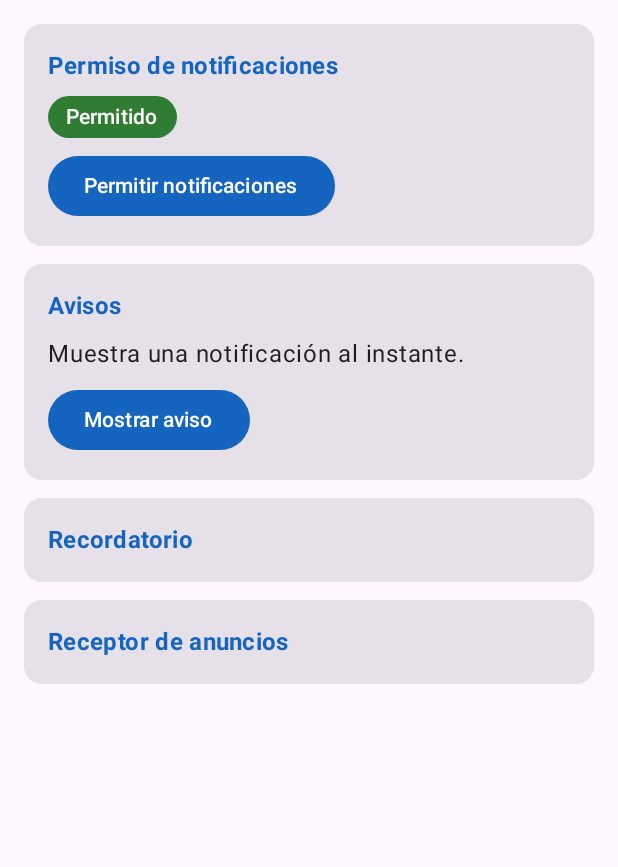
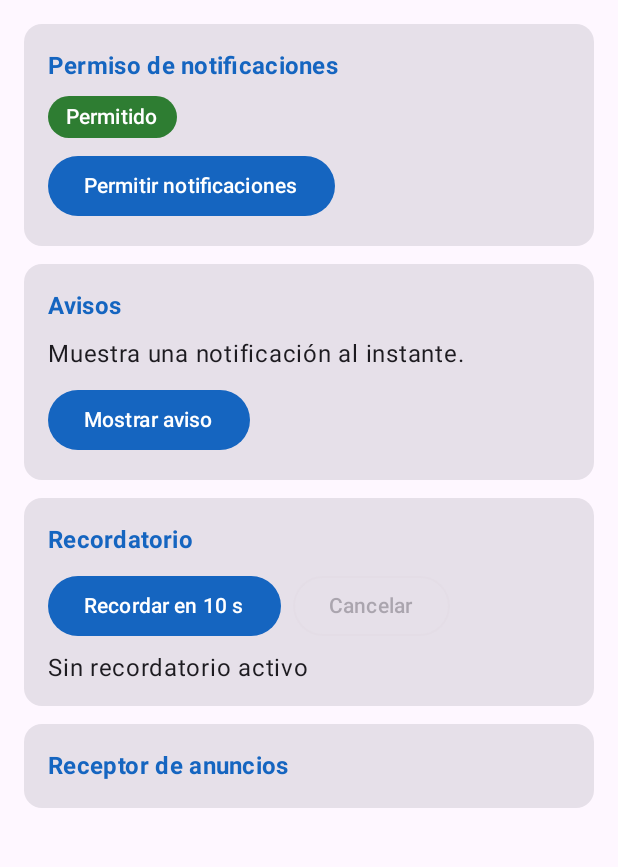
Before and after one commit to luiscucho-oss/AvisosCampus, an Android app built with Jetpack Compose: the screen it shows after launch (MainActivity), on a phone screen of 412 x 824 dp, the part 96-963 px from its top. Run offline under Robolectric (Android 15) with nearby library versions, the phone set to English and light mode, and no system bars.

Commit message:
feat(recordatorio): cuenta regresiva con corrutina y cancelacion

```diff
--- a/app/src/main/java/com/tecsup/avisoscampus/ui/PantallaAvisos.kt
+++ b/app/src/main/java/com/tecsup/avisoscampus/ui/PantallaAvisos.kt
@@ -14,7 +14,9 @@ import androidx.compose.foundation.layout.padding
 import androidx.compose.foundation.rememberScrollState
 import androidx.compose.foundation.verticalScroll
 import androidx.compose.foundation.shape.RoundedCornerShape
+import androidx.compose.foundation.layout.Row
 import androidx.compose.material3.Button
+import androidx.compose.material3.OutlinedButton
 import androidx.compose.material3.Card
 import androidx.compose.material3.ExperimentalMaterial3Api
 import androidx.compose.material3.MaterialTheme
@@ -43,6 +45,7 @@ import com.tecsup.avisoscampus.viewmodel.AvisosViewModel
 fun PantallaAvisos(vm: AvisosViewModel) {
     val contexto = LocalContext.current
     val permiso by vm.permiso.collectAsState()
+    val faltan by vm.faltan.collectAsState()
 
     val lanzador = rememberLauncherForActivityResult(
         ActivityResultContracts.RequestPermission()
@@ -99,7 +102,24 @@ fun PantallaAvisos(vm: AvisosViewModel) {
                 }
             }
             TarjetaSeccion("Recordatorio") {
-                // TODO Paso 5
+                Row(horizontalArrangement = Arrangement.spacedBy(8.dp)) {
+                    Button(
+                        onClick = { vm.recordarEn(10) },
+                        enabled = faltan == null
+                    ) {
+                        Text("Recordar en 10 s")
+                    }
+                    OutlinedButton(
+                        onClick = { vm.cancelarRecordatorio() },
+                        enabled = faltan != null
+                    ) {
+                        Text("Cancelar")
+                    }
+                }
+                Text(
+                    if (faltan != null) "Faltan $faltan s" else "Sin recordatorio activo",
+                    style = MaterialTheme.typography.bodyLarge
+                )
             }
             TarjetaSeccion("Receptor de anuncios") {
                 // TODO Paso 6
```
Also changed, not shown: app/src/main/java/com/tecsup/avisoscampus/viewmodel/AvisosViewModel.kt (+30 -1 lines).
